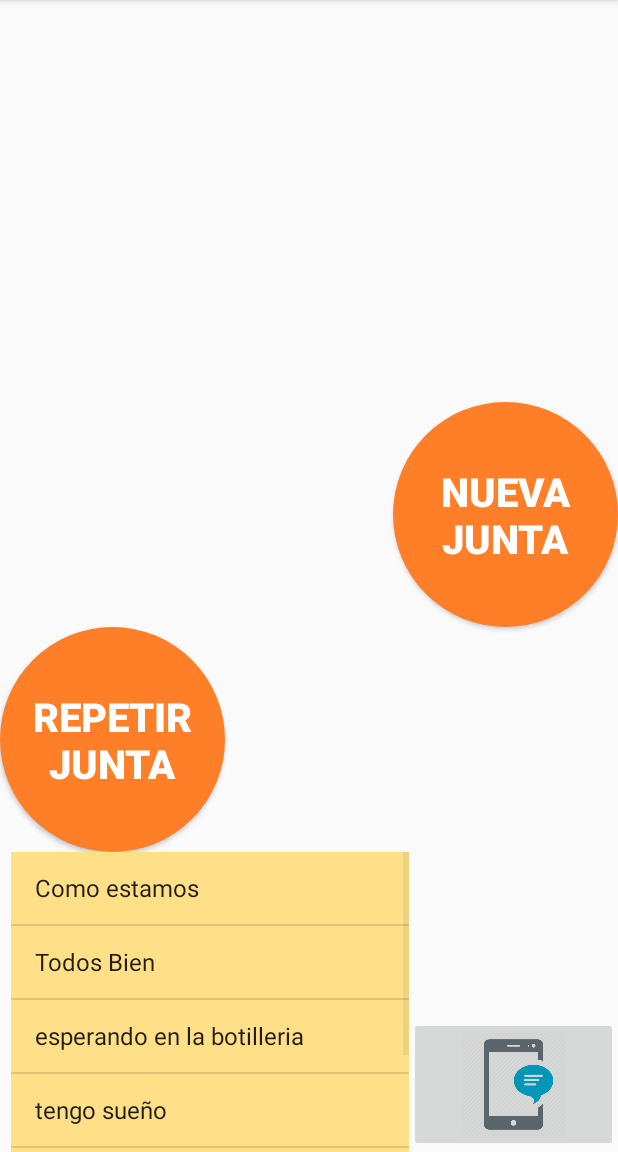
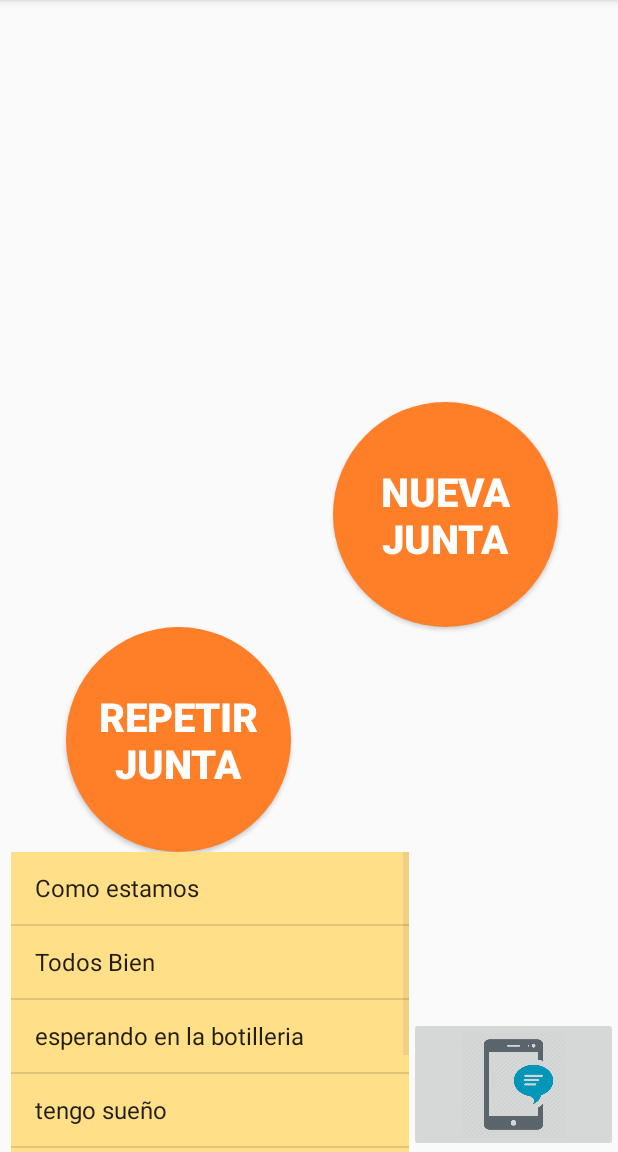
Before and after one commit to NecroKorn/juntacion, an Android app: the MainActivity screen opened directly, with no data from a screen before it, on a phone screen of 412 x 824 dp, the part 84-1236 px from its top. Run offline under Robolectric (Android 15) with nearby library versions, the phone set to English and light mode, and no system bars.

Commit message:
Create activity_main.xml

```diff
--- a/app/src/main/res/layout/activity_main.xml
+++ b/app/src/main/res/layout/activity_main.xml
@@ -24,7 +24,8 @@
             android:textStyle="bold"
             android:textSize="12pt"
             android:layout_above="@+id/btn_repite_junta"
-            android:layout_alignParentEnd="true" />
+            android:layout_alignParentEnd="true"
+            android:layout_marginRight="40dp"/>
 
         <!--ID @+id/btn_repite_junta-->
         <Button
@@ -37,13 +38,14 @@
             android:textStyle="bold"
             android:textSize="12pt"
             android:layout_alignParentBottom="true"
-            android:layout_alignParentStart="true" />
+            android:layout_alignParentStart="true"
+            android:layout_marginLeft="44dp"/>
 
      </RelativeLayout>
 
     <!--caja con sugerencias y actividad de contactos-->
     <LinearLayout
-        android:id="@id/esta_pasando"
+        android:id="@+id/esta_pasando"
         android:layout_width="265dp"
         android:layout_height="200dp"
         android:layout_marginStart="7dp"
@@ -68,7 +70,7 @@
         android:layout_height="90dp"
         android:layout_alignParentBottom="true"
         android:layout_alignParentEnd="true"
-        android:layout_toRightOf="@id/esta_pasando"
+        android:layout_toRightOf="@+id/esta_pasando"
         android:src="@drawable/mobile_notification_512"
         android:scaleType="fitCenter"
         />
```
